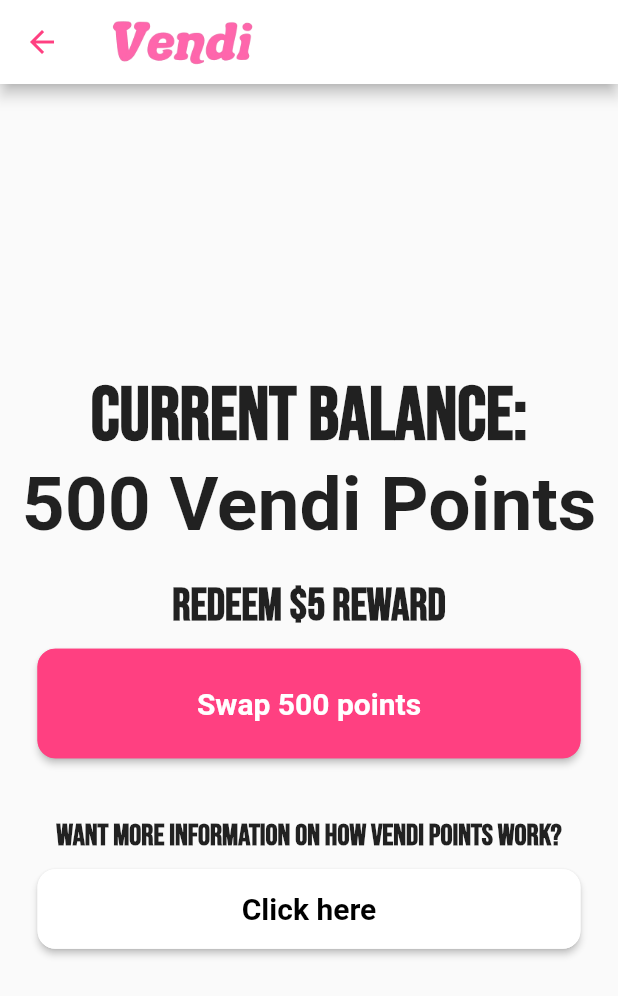
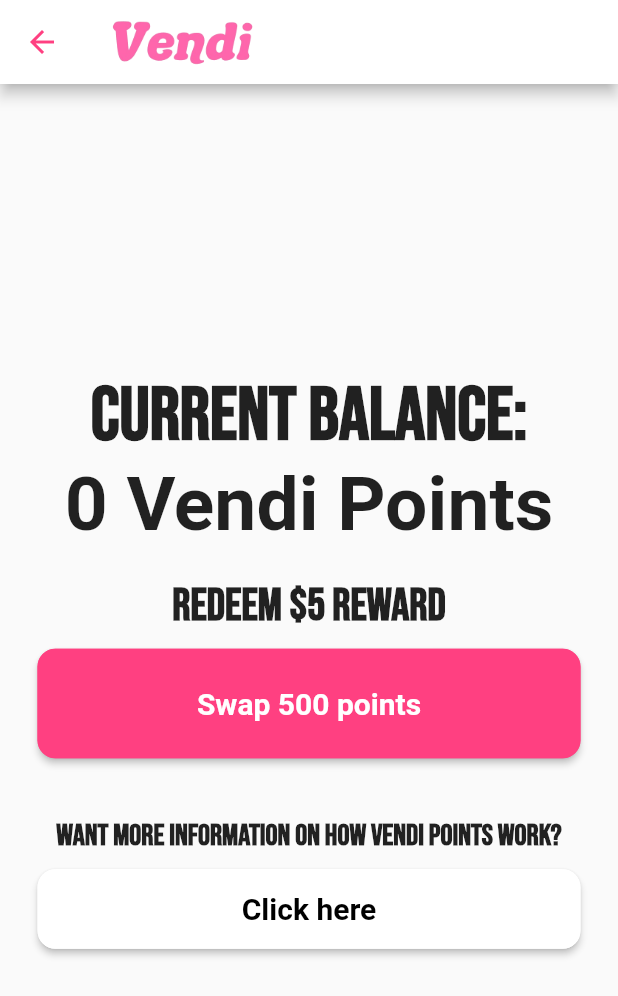
Before and after one commit to DuckieOnQuacks/Vendi, a Flutter app: the screen it shows once a user with an empty profile is signed in, item 3 of the bottom bar chosen, after a tap on "Redeem", on a phone screen of 412 x 824 dp. Shown: the top 996 px of the screen. Run offline on Flutter 3.47's test engine with Material 2 defaults, Android fonts, the phone set to English and light mode, and no system bars; our stand-ins replace camera, cloud_firestore, firebase_auth, firebase_core, firebase_storage, geolocator and 4 more; missing offline and left inert: favorite_button; accounts and stored records are empty; Roboto replaces fonts that are missing (Chicle).

Commit message:
updated firstname and points from database

```diff
--- a/app_prototype/lib/backend/user_helper.dart
+++ b/app_prototype/lib/backend/user_helper.dart
@@ -66,6 +66,15 @@ Future<int> getUserPoints() async {
   int currentPoints = docSnapshot.data()!['points'] ??
       0;
   return currentPoints;
+}
+
+//Helper to retrive the users first name.
+Future<String> getUserName() async {
+  final userId = FirebaseAuth.instance.currentUser!.uid;
+  final userDocRef = FirebaseFirestore.instance.collection('Users').doc(userId);
+  final docSnapshot = await userDocRef.get();
+  String username = docSnapshot.data()!['first name'] ?? 0;
+  return username;
 }
 
 //This helper function updates the cap value when the user updates or adds a machine.
--- a/app_prototype/lib/machine_bottom_sheet.dart
+++ b/app_prototype/lib/machine_bottom_sheet.dart
@@ -222,7 +222,7 @@ class _MachineBottomSheetState extends State<MachineBottomSheet> {
                                       context,
                                       MaterialPageRoute(
                                         builder: (context) => Scaffold(
-                                          body: SafeArea(
+                                          body: SingleChildScrollView(
                                             child: GestureDetector(
                                               onTap: () =>
                                                   Navigator.pop(context),
--- a/app_prototype/lib/point_redemption_page.dart
+++ b/app_prototype/lib/point_redemption_page.dart
@@ -1,10 +1,27 @@
 import 'package:flutter/material.dart';
 import 'package:google_fonts/google_fonts.dart';
 
-// All code on this page was developed by the team using the flutter framework
+import 'backend/user_helper.dart';
 
-class PointsRedemptionPage extends StatelessWidget {
-  const PointsRedemptionPage({super.key});
+class PointsRedemptionPage extends StatefulWidget {
+  const PointsRedemptionPage({Key? key}) : super(key: key);
+
+  @override
+  _PointsRedemptionPageState createState() => _PointsRedemptionPageState();
+}
+
+class _PointsRedemptionPageState extends State<PointsRedemptionPage> {
+  int currentPoints = 0;
+
+  @override
+  void initState() {
+    super.initState();
+    getUserPoints().then((points) {
+      setState(() {
+        currentPoints = points;
+      });
+    });
+  }
 
   //popup window
   createAlertDialog(BuildContext context) {
@@ -54,7 +71,7 @@ class PointsRedemptionPage extends StatelessWidget {
                   fontWeight: FontWeight.bold,
                   fontSize: 50,
                 )),
-            Text('500 Vendi Points',
+            Text('$currentPoints Vendi Points',
                 style: GoogleFonts.chicle(
                   fontWeight: FontWeight.bold,
                   fontSize: 50,
--- a/app_prototype/lib/points_page.dart
+++ b/app_prototype/lib/points_page.dart
@@ -54,12 +54,23 @@ class _PointsPageState extends State<PointsPage> {
               'assets/images/3MachinesStacked.png',
               scale: 2,
             ),
-            Text(
-              'Kermit, you have',
-              style: GoogleFonts.bebasNeue(
-                fontWeight: FontWeight.bold,
-                fontSize: 50,
-              ),
+            FutureBuilder<String>(
+              future: getUserName(),
+              builder: (BuildContext context, AsyncSnapshot<String> snapshot) {
+                if (snapshot.connectionState == ConnectionState.waiting) {
+                  return CircularProgressIndicator();
+                } else if (snapshot.hasError) {
+                  return Text('Error: ${snapshot.error}');
+                } else {
+                  return Text(
+                    '${snapshot.data ?? ""}, you have',
+                    style: GoogleFonts.bebasNeue(
+                      fontWeight: FontWeight.bold,
+                      fontSize: 50,
+                    ),
+                  );
+                }
+              },
             ),
             const SizedBox(height: 20),
             SleekCircularSlider(
```
